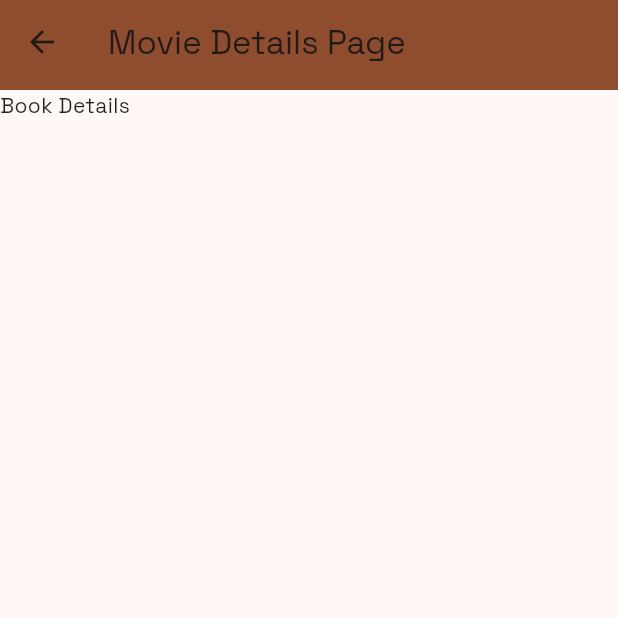
After one commit to TheLiux/flutter_hands_on, a Flutter app: the BookListPage screen opened by its route, on a phone screen of 412 x 824 dp, the top half of it. The commit adds this screen. Run offline on Flutter 3.47's test engine with Material 2 defaults, Android fonts, the phone set to English and light mode, and no system bars; our stand-ins replace google_fonts.

Commit message:
feat: created Book List Page

```diff
--- /dev/null
+++ b/lib/presentation/book_list_page/book_list_page.dart
@@ -0,0 +1,18 @@
+import 'package:flutter/material.dart';
+import 'package:flutter_hands_on/presentation/core/appbar.dart';
+
+class BookListPage extends StatelessWidget {
+  const BookListPage({super.key});
+
+  @override
+  Widget build(BuildContext context) {
+    return const Scaffold(
+      appBar: CustomAppBar(title: 'Movie Details Page'),
+      body: Column(
+        children: [
+          Text('Book Details'),
+        ],
+      ),
+    );
+  }
+}
```
Also changed, not shown: lib/main.dart (+6 -1 lines).
